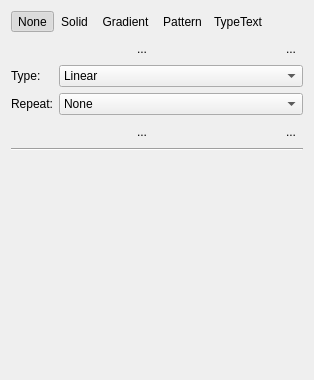
Before: the Qt Designer form libs/ui/widgets/KoFillConfigWidget.ui in KDE/krita, drawn with Qt 5.
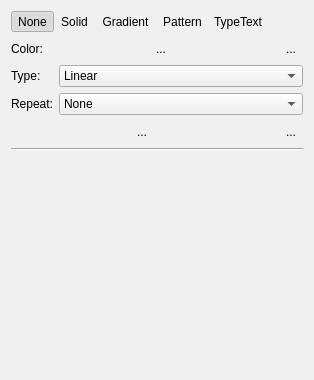
After: the same form once the commit is applied. Custom widgets are drawn as their Qt base class.

Commit message: add a couple labels and tweak the layout a bit for the stroke configuration

What changed in the file:
```diff
--- a/libs/ui/widgets/KoFillConfigWidget.ui
+++ b/libs/ui/widgets/KoFillConfigWidget.ui
@@ -147,6 +147,13 @@
    </item>
    <item>
     <layout class="QHBoxLayout" name="solidFillLayout">
+     <item>
+      <widget class="QLabel" name="soldStrokeColorLabel">
+       <property name="text">
+        <string>Color:</string>
+       </property>
+      </widget>
+     </item>
      <item>
       <widget class="KoColorPopupButton" name="btnChooseSolidColor">
        <property name="sizePolicy">
```
The commit also changes 3 other files.
